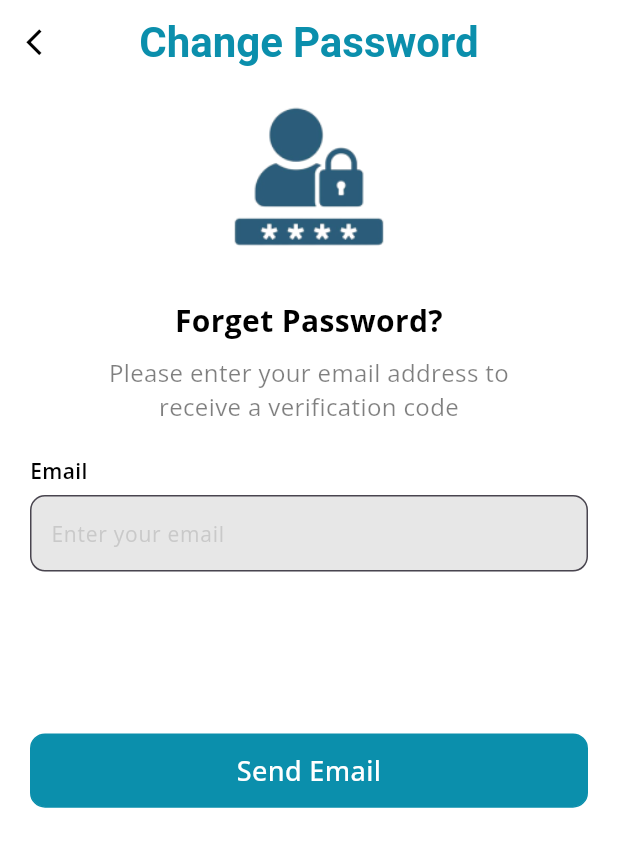
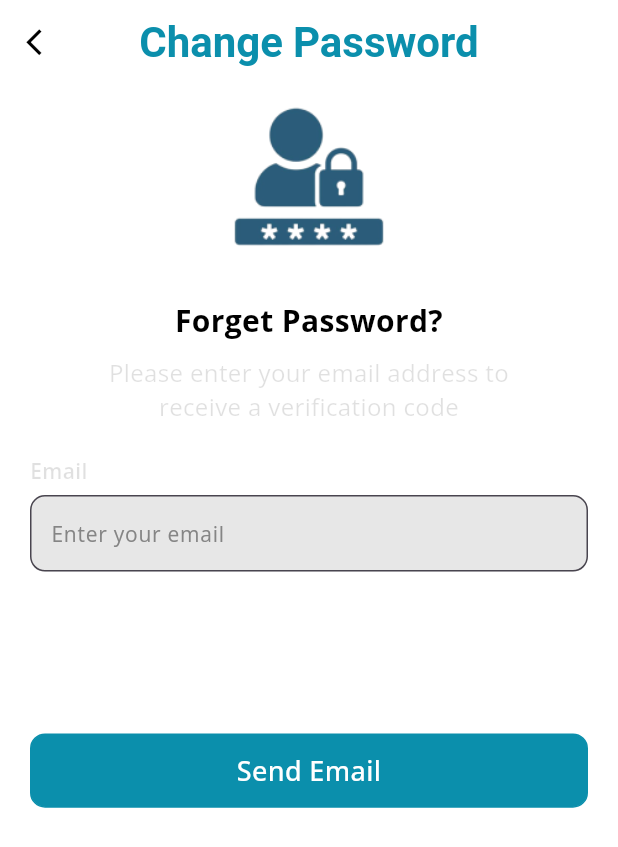
Before and after one commit to Project-5242/Project-5242-frontend, a Flutter app: the screen it shows after launch, after a tap on "Forget Password?", on a phone screen of 412 x 824 dp. Shown: the top 847 px of the screen. Run offline on Flutter 3.47's test engine with Material 3 defaults, Android fonts, the phone set to English and light mode, and no system bars; drawn by our look-alikes of toastification; our stand-ins replace bloc, cached_network_image, dio, flutter_bloc, flutter_dotenv, flutter_html and 14 more; accounts and stored records are empty; project files that could hold a hidden picture were left out.

Commit message:
auth changes

```diff
--- a/lib/data/constants/app_colors.dart
+++ b/lib/data/constants/app_colors.dart
@@ -4,11 +4,11 @@ class AppColors {
   static Color white = const Color(0xffFFFFFF);
   static Color greyDivider = const Color(0xffE5E7EB);
   static Color textFill = const Color(0xffD9D9D9);
-  static Color grey = const Color(0xff858585).withOpacity(0.3);
+  static Color grey = const Color(0xff858585);
   static Color greyLight = const Color(0xff858585);
   static Color themeColor = const Color(0xff0B8FAC);
-  static Color black = Colors.black.withOpacity(0.5);
-  static Color black1 = Colors.black;
+  static Color black = Colors.black;
+  static Color black1 = Colors.black12;
   //static Color textFi = Color(0xffD9D9D94D);
   // static Color black = const Color(0xff000000);
   static Color blue = const Color(0xff0B8FAC);
@@ -30,11 +30,9 @@ class AppColors {
   static Color iconColor = const Color.fromRGBO(37, 40, 49, 0.5);
   static Color switchButtonColor = const Color.fromRGBO(0, 100, 210, 1);
 
-
   static Color background_theme = const Color(0xff0B8FAC);
   static Color text_colour = const Color(0xff858585);
   static Color text_field_bg = const Color(0xffD9D9D9);
   static Color category_bg = const Color(0xff7BC1B7);
   static Color node_bg = const Color(0xffD2EBE7);
-
 }
--- a/lib/presentation/auth/forget_password.dart
+++ b/lib/presentation/auth/forget_password.dart
@@ -75,7 +75,7 @@ class ForgetPassword extends StatelessWidget {
                                     'Open Sans',
                                     16.0,
                                     FontWeight.w400,
-                                    AppColors.black,
+                                    AppColors.black1,
                                   ),
                                 ),
                                 SizedBox(
@@ -163,7 +163,7 @@ class ForgetPassword extends StatelessWidget {
                       'Open Sans',
                       16.0,
                       FontWeight.w400,
-                      AppColors.black,
+                      AppColors.black1,
                     ),
                   ),
                   SizedBox(
--- a/lib/presentation/auth/login_view.dart
+++ b/lib/presentation/auth/login_view.dart
@@ -168,7 +168,7 @@ class _LoginMobileState extends State<LoginMobile> {
             ),
             RichTextWidget(
                 size: 16.0,
-                color: AppColors.black,
+                color: AppColors.black1,
                 color1: AppColors.themeColor,
                 onTap: () {
                   Navigator.pushNamed(context, Routes.signUp);
@@ -250,13 +250,13 @@ class _DesktopLoginState extends State<DesktopLogin> {
                       Text(
                         AppStrings.signIn,
                         style: context.customFont('Open Sans', 26.0,
-                            FontWeight.w700, AppColors.black1),
+                            FontWeight.w700, AppColors.black),
                       ),
                       Gap(10),
                       Text(
                         AppStrings.loginSubTitle,
                         style: context.customFont('Open Sans', 18.0,
-                            FontWeight.w400, AppColors.black),
+                            FontWeight.w400, AppColors.black.withOpacity(0.3)),
                       ),
                       SizedBox(
                         height: MediaQuery.of(context).size.height * 0.077,
@@ -354,7 +354,7 @@ class _DesktopLoginState extends State<DesktopLogin> {
                       ),
                       RichTextWidget(
                           size: 16.0,
-                          color: AppColors.black,
+                          color: AppColors.black.withOpacity(0.3),
                           color1: AppColors.themeColor,
                           onTap: () {
                             Navigator.pushNamed(context, Routes.signUp);
--- a/lib/presentation/auth/new_password_screen.dart
+++ b/lib/presentation/auth/new_password_screen.dart
@@ -87,7 +87,7 @@ class _NewPasswordScreenState extends State<NewPasswordScreen> {
                                     'Open Sans',
                                     16.0,
                                     FontWeight.w400,
-                                    AppColors.black,
+                                    AppColors.black.withOpacity(0.3),
                                   ),
                                 ),
                                 SizedBox(
--- a/lib/presentation/auth/sign_up.dart
+++ b/lib/presentation/auth/sign_up.dart
@@ -183,7 +183,7 @@ class _SignUpState extends State<SignUp> {
                   ),
                   RichTextWidget(
                       size: 16.0,
-                      color: AppColors.black,
+                      color: AppColors.black.withOpacity(0.3),
                       color1: AppColors.themeColor,
                       text: AppStrings.alreadyhaveAccount,
                       text1: AppStrings.signIn,
```
Also changed, not shown: lib/presentation/auth/otp_screen.dart (+5 -5 lines).
